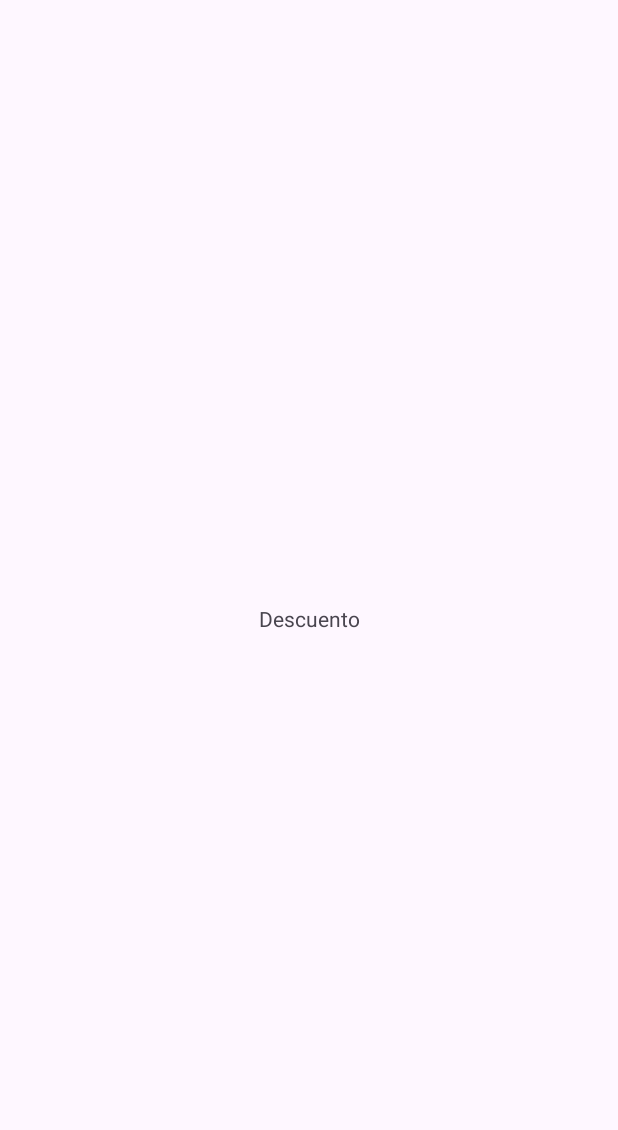
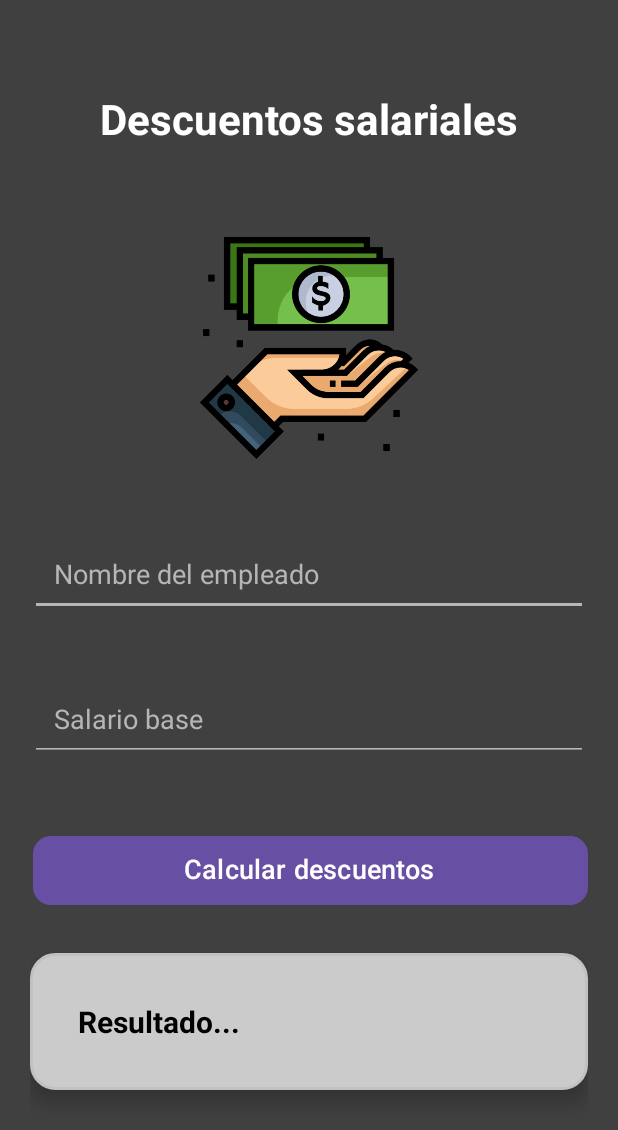
Before and after one commit to MariaTorres0/Desafio1DSM, an Android app: the DescuentoActivity screen opened directly, with no data from a screen before it, on a phone screen of 412 x 824 dp. Before the commit the part shown is almost empty. Shown: the top 1130 px of the screen. Run offline under Robolectric (Android 15) with nearby library versions, the phone set to English and light mode, and no system bars.

Commit message:
Ejercicio 2 completo

```diff
--- a/app/src/main/java/com/example/desafio1dsm/DescuentoActivity.kt
+++ b/app/src/main/java/com/example/desafio1dsm/DescuentoActivity.kt
@@ -1,21 +1,78 @@
 package com.example.desafio1dsm
 
-import android.content.Intent
 import android.os.Bundle
+import android.text.Html
+import android.view.animation.AnimationUtils
 import androidx.appcompat.app.AppCompatActivity
-import androidx.core.view.ViewCompat
-import androidx.core.view.WindowInsetsCompat
 import android.widget.Button
+import android.widget.EditText
+import android.widget.TextView
+import android.widget.Toast
+import java.text.DecimalFormat
 
 class DescuentoActivity : AppCompatActivity() {
+
+    private lateinit var edtNombre: EditText
+    private lateinit var edtSalario: EditText
+    private lateinit var btnCalcular: Button
+    private lateinit var txtResultado: TextView
+    private val decimalFormat = DecimalFormat("#.##")
+
     override fun onCreate(savedInstanceState: Bundle?) {
         super.onCreate(savedInstanceState)
         setContentView(R.layout.activity_descuento)
 
-        ViewCompat.setOnApplyWindowInsetsListener(findViewById(R.id.descuento)) { v, insets ->
-            val systemBars = insets.getInsets(WindowInsetsCompat.Type.systemBars())
-            v.setPadding(systemBars.left, systemBars.top, systemBars.right, systemBars.bottom)
-            insets
+        edtNombre = findViewById(R.id.edtNombre)
+        edtSalario = findViewById(R.id.edtSalario)
+        btnCalcular = findViewById(R.id.btnCalcular)
+        txtResultado = findViewById(R.id.txtResultado)
+
+        val buttonClickAnimation = AnimationUtils.loadAnimation(this, R.anim.button_click)
+
+        btnCalcular.setOnClickListener {
+            btnCalcular.startAnimation(buttonClickAnimation)
+            calcularDescuentos()
+        }
+    }
+
+    private fun calcularDescuentos() {
+        val nombre = edtNombre.text.toString()
+        val salarioTexto = edtSalario.text.toString()
+
+        if (nombre.isEmpty() || salarioTexto.isEmpty()) {
+            Toast.makeText(this, "Por favor, llene todos los campos", Toast.LENGTH_SHORT).show()
+            return
+        }
+
+        val salario = salarioTexto.toDoubleOrNull()
+        if (salario == null) {
+            Toast.makeText(this, "Ingrese un salario válido", Toast.LENGTH_SHORT).show()
+            return
+        }
+
+        val afp = salario * 0.0725
+        val isss = salario * 0.03
+        val renta = calcularRenta(salario)
+        val salarioNeto = salario - afp - isss - renta
+
+        val resultado = """
+            <b>Nombre:</b> $nombre<br>
+            <b>Salario base:</b> $${decimalFormat.format(salario)}<br>
+            <b>AFP (7.25%):</b> $${decimalFormat.format(afp)}<br>
+            <b>ISSS (3%):</b> $${decimalFormat.format(isss)}<br>
+            <b>Renta:</b> $${decimalFormat.format(renta)}<br>
+            <b>Salario neto:</b> $${decimalFormat.format(salarioNeto)}
+        """.trimIndent()
+
+        txtResultado.text = Html.fromHtml(resultado)
+    }
+
+    private fun calcularRenta(salario: Double): Double {
+        return when {
+            salario <= 472 -> 0.0
+            salario <= 895.24 -> (salario - 472) * 0.1 + 17.67
+            salario <= 2038.10 -> (salario - 895.24) * 0.2 + 60
+            else -> (salario - 2038.10) * 0.3 + 288.57
         }
     }
 }
--- a/app/src/main/java/com/example/desafio1dsm/MainActivity.kt
+++ b/app/src/main/java/com/example/desafio1dsm/MainActivity.kt
@@ -2,6 +2,8 @@ package com.example.desafio1dsm
 
 import android.content.Intent
 import android.os.Bundle
+import android.view.animation.Animation
+import android.view.animation.AnimationUtils
 import androidx.appcompat.app.AppCompatActivity
 import androidx.core.view.ViewCompat
 import androidx.core.view.WindowInsetsCompat
@@ -22,17 +24,22 @@ class MainActivity : AppCompatActivity() {
         val btnDescuento = findViewById<Button>(R.id.btnDescuento)
         val btnCalculadora = findViewById<Button>(R.id.btnCalculadora)
 
+        val buttonClickAnimation = AnimationUtils.loadAnimation(this, R.anim.button_click)
+
         btnPromedio.setOnClickListener {
+            btnPromedio.startAnimation(buttonClickAnimation)
             val intent = Intent(this, PromedioActivity::class.java)
             startActivity(intent)
         }
 
         btnDescuento.setOnClickListener {
+            btnDescuento.startAnimation(buttonClickAnimation)
             val intent = Intent(this, DescuentoActivity::class.java)
             startActivity(intent)
         }
 
         btnCalculadora.setOnClickListener {
+            btnCalculadora.startAnimation(buttonClickAnimation)
             val intent = Intent(this, CalculadoraActivity::class.java)
             startActivity(intent)
         }
--- a/app/src/main/java/com/example/desafio1dsm/PromedioActivity.kt
+++ b/app/src/main/java/com/example/desafio1dsm/PromedioActivity.kt
@@ -1,10 +1,13 @@
 package com.example.desafio1dsm
 
 import android.os.Bundle
+import android.view.animation.Animation
+import android.view.animation.AnimationUtils
 import android.widget.Button
 import android.widget.EditText
 import androidx.appcompat.app.AppCompatActivity
 import com.google.android.material.dialog.MaterialAlertDialogBuilder
+import android.widget.Toast
 
 class PromedioActivity : AppCompatActivity() {
 
@@ -20,7 +23,11 @@ class PromedioActivity : AppCompatActivity() {
         val etNota5 = findViewById<EditText>(R.id.etNota5)
         val btnCalcular = findViewById<Button>(R.id.btnCalcular)
 
+        val buttonClickAnimation = AnimationUtils.loadAnimation(this, R.anim.button_click)
+
         btnCalcular.setOnClickListener {
+            btnCalcular.startAnimation(buttonClickAnimation)
+
             val nombre = etNombre.text.toString()
             val notas = listOf(
                 etNota1.text.toString().toDoubleOrNull(),
@@ -32,13 +39,7 @@ class PromedioActivity : AppCompatActivity() {
 
             // Verificar si todas las notas son válidas
             if (notas.any { it == null || it < 0 || it > 10 }) {
-                MaterialAlertDialogBuilder(this)
-                    .setTitle("Error")
-                    .setMessage("Las notas deben estar entre 0 y 10 y ser números válidos.")
-                    .setPositiveButton("Cerrar") { dialog, _ ->
-                        dialog.dismiss()
-                    }
-                    .show()
+                Toast.makeText(this, "Las notas deben estar entre 0 y 10.", Toast.LENGTH_SHORT).show()
             } else {
                 // Calcular el promedio
                 val promedio = (notas[0]!! * 0.15) + (notas[1]!! * 0.15) + (notas[2]!! * 0.20) + (notas[3]!! * 0.25) + (notas[4]!! * 0.25)
--- /dev/null
+++ b/app/src/main/res/anim/button_click.xml
@@ -0,0 +1,9 @@
+<?xml version="1.0" encoding="utf-8"?>
+<scale xmlns:android="http://schemas.android.com/apk/res/android"
+    android:fromXScale="1.0"
+    android:toXScale="0.95"
+    android:fromYScale="1.0"
+    android:toYScale="0.95"
+    android:duration="150"
+    android:pivotX="50%"
+    android:pivotY="50%" />
--- /dev/null
+++ b/app/src/main/res/drawable/result_background.xml
@@ -0,0 +1,5 @@
+<shape xmlns:android="http://schemas.android.com/apk/res/android">
+    <solid android:color="#CCCBCB" />
+    <corners android:radius="16dp"/>
+    <stroke android:color="#c1c1c1" android:width="2dp"/>
+</shape>
--- a/app/src/main/res/layout/activity_descuento.xml
+++ b/app/src/main/res/layout/activity_descuento.xml
@@ -6,15 +6,95 @@
     android:id="@+id/descuento"
     android:layout_width="match_parent"
     android:layout_height="match_parent"
+    android:padding="20dp"
+    android:background="@color/gray"
     tools:context=".DescuentoActivity">
 
     <TextView
+        android:id="@+id/tvTitle"
         android:layout_width="wrap_content"
         android:layout_height="wrap_content"
-        android:text="Descuento"
-        app:layout_constraintBottom_toBottomOf="parent"
-        app:layout_constraintLeft_toLeftOf="parent"
-        app:layout_constraintRight_toRightOf="parent"
+        android:layout_marginTop="40dp"
+        android:text="Descuentos salariales"
+        android:textColor="@color/white"
+        android:textSize="28sp"
+        android:textStyle="bold"
+        android:gravity="center"
+        app:layout_constraintEnd_toEndOf="parent"
+        app:layout_constraintStart_toStartOf="parent"
         app:layout_constraintTop_toTopOf="parent" />
 
+    <ImageView
+        android:id="@+id/imgDescuento"
+        android:layout_width="292dp"
+        android:layout_height="148dp"
+        android:layout_marginTop="60dp"
+        android:src="@drawable/descuentos"
+        app:layout_constraintEnd_toEndOf="parent"
+        app:layout_constraintHorizontal_bias="0.502"
+        app:layout_constraintStart_toStartOf="parent"
+        app:layout_constraintTop_toBottomOf="@id/tvTitle" />
+
+    <EditText
+        android:id="@+id/edtNombre"
+        android:layout_width="match_parent"
+        android:layout_height="wrap_content"
+        android:layout_marginTop="48dp"
+        android:hint="Nombre del empleado"
+        android:padding="16dp"
+        android:textColor="@color/gray_medium"
+        android:backgroundTint="@color/gray_medium"
+        android:textColorHint="@color/gray_medium"
+        android:textColorHighlight="#63FFFFFF"
+        app:layout_constraintEnd_toEndOf="parent"
+        app:layout_constraintStart_toStartOf="parent"
+        app:layout_constraintTop_toBottomOf="@id/imgDescuento" />
+
+    <EditText
+        android:id="@+id/edtSalario"
+        android:layout_width="match_parent"
+        android:layout_height="wrap_content"
+        android:layout_marginTop="40dp"
+        android:hint="Salario base"
+        android:inputType="numberDecimal"
+        android:padding="16dp"
+        android:textColor="@color/gray_medium"
+        android:backgroundTint="@color/gray_medium"
+        android:textColorHint="@color/gray_medium"
+        app:layout_constraintEnd_toEndOf="parent"
+        app:layout_constraintStart_toStartOf="parent"
+        app:layout_constraintTop_toBottomOf="@id/edtNombre" />
+
+    <Button
+        android:id="@+id/btnCalcular"
+        android:layout_width="match_parent"
+        android:layout_height="wrap_content"
+        android:text="Calcular descuentos"
+        android:background="@drawable/button_rounded"
+        android:textColor="@color/white"
+        android:layout_marginTop="48dp"
+        android:layout_marginBottom="48dp"
+        android:textSize="18sp"
+        app:layout_constraintTop_toBottomOf="@id/edtSalario"
+        app:layout_constraintStart_toStartOf="parent"
+        app:layout_constraintEnd_toEndOf="parent" />
+
+    <TextView
+        android:id="@+id/txtResultado"
+        android:layout_width="match_parent"
+        android:layout_height="wrap_content"
+        android:padding="32dp"
+        android:background="@drawable/result_background"
+        android:gravity="start"
+        android:text="Resultado..."
+        android:textSize="20sp"
+        android:textColor="@color/black"
+        android:elevation="8dp"
+        android:layout_marginTop="32dp"
+        android:layout_marginBottom="48dp"
+        android:textStyle="bold"
+        app:layout_constraintTop_toBottomOf="@id/btnCalcular"
+        app:layout_constraintStart_toStartOf="parent"
+        app:layout_constraintEnd_toEndOf="parent" />
+
 </androidx.constraintlayout.widget.ConstraintLayout>
--- a/app/src/main/res/layout/activity_promedio.xml
+++ b/app/src/main/res/layout/activity_promedio.xml
@@ -7,6 +7,7 @@
     android:layout_width="match_parent"
     android:layout_height="match_parent"
     android:padding="24dp"
+    tools:context=".PromedioActivity"
     android:background="@color/gray">
 
     <TextView
--- a/app/src/main/res/values/colors.xml
+++ b/app/src/main/res/values/colors.xml
@@ -4,5 +4,5 @@
     <color name="white">#FFFFFFFF</color>
     <color name="gray">#404040</color>
     <color name="gray_light">#E8E8E8</color>
-    <color name="gray_medium">#CECECE</color>
+    <color name="gray_medium">#B6B6B6</color>
 </resources>
```
Also changed, not shown: app/src/main/res/drawable/descuentos.png (added).
